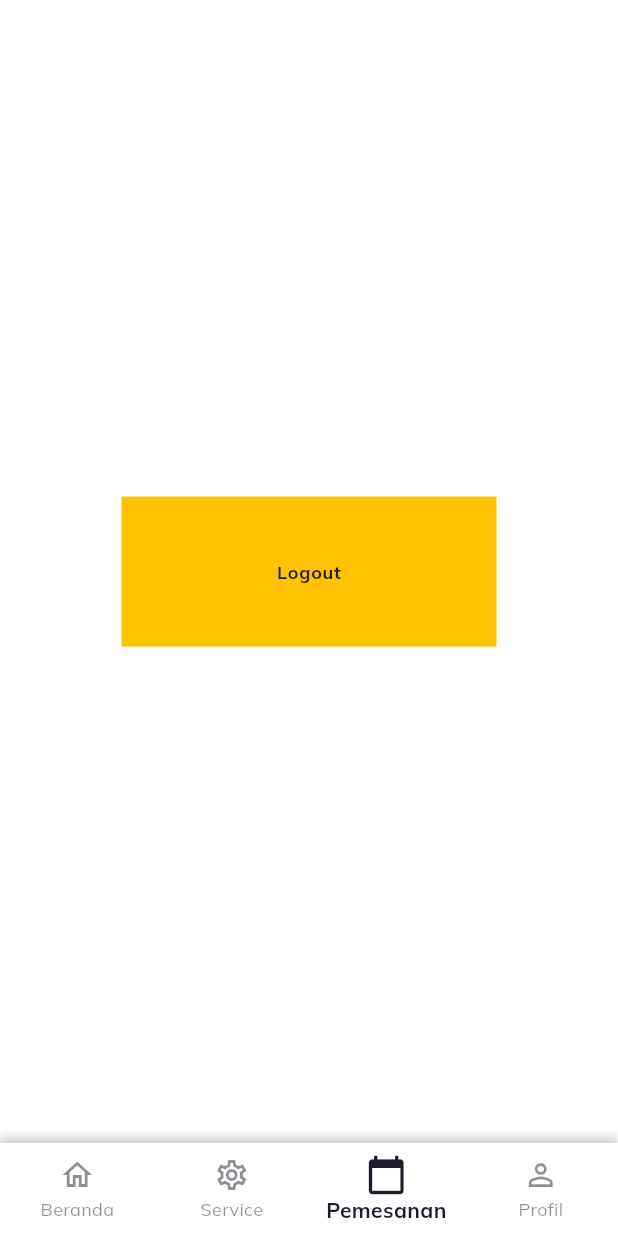
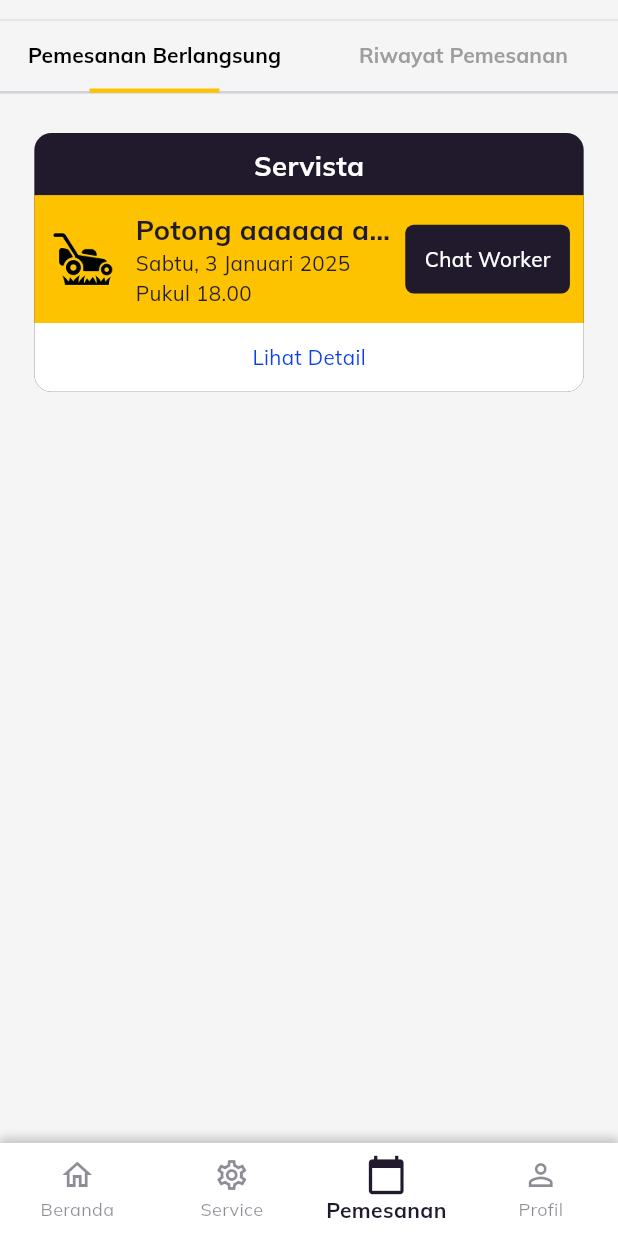
Before and after one commit to Agussusanto1633/agusprojectKBTKoneksiJasa, a Flutter app: the NavBar screen opened directly, item 3 of the bottom bar chosen, on a phone screen of 412 x 824 dp. Run offline on Flutter 3.47's test engine with Material 3 defaults, Android fonts, the light colour scheme and no system bars; our stand-ins replace firebase_auth, firebase_core, flutter_screenutil, flutter_svg, gap, google_fonts and 2 more; accounts and stored records are empty; network calls fail.

Commit message:
feat: add pemesanan UI (app bar inc)

```diff
--- a/lib/core/nav_bar/nav_bar.dart
+++ b/lib/core/nav_bar/nav_bar.dart
@@ -1,6 +1,9 @@
 import 'package:flutter/material.dart';
 import 'package:flutter_svg/flutter_svg.dart';
 import 'package:servista/core/theme/color_value.dart';
+import 'package:servista/features/booking/page/booking_page.dart';
+import 'package:servista/features/home/page/home_page.dart';
+import 'package:servista/features/profile/page/profile_page.dart';
 import 'package:servista/home_dummy.dart';
 
 class NavBar extends StatefulWidget {
@@ -14,10 +17,10 @@ class _NavBarState extends State<NavBar> {
   int _selectedIndex = 0;
 
   final List<Widget> _pages = const [
+    HomePage(),
     HomeDummy(),
-    HomeDummy(),
-    HomeDummy(),
-    HomeDummy(),
+    BookingPage(),
+    ProfilePage(),
   ];
 
   void _onItemTapped(int index) {
@@ -48,7 +51,6 @@ class _NavBarState extends State<NavBar> {
             ),
           ],
         ),
-
         child: BottomNavigationBar(
           backgroundColor: Colors.white,
           type: BottomNavigationBarType.fixed,
--- a/lib/core/theme/app_theme.dart
+++ b/lib/core/theme/app_theme.dart
@@ -24,6 +24,7 @@ class AppThemeData {
       primaryColorMap,
     );
     return ThemeData(
+      fontFamily: GoogleFonts.mulish().fontFamily,
       primaryColor: primaryColor,
       primarySwatch: primaryMaterialColor,
       brightness: Brightness.light,
--- /dev/null
+++ b/lib/features/booking/page/booking_ongoing_page.dart
@@ -0,0 +1,30 @@
+import 'package:flutter/material.dart';
+import 'package:flutter_screenutil/flutter_screenutil.dart';
+import 'package:gap/gap.dart';
+import 'package:servista/core/theme/color_value.dart';
+import 'package:servista/features/booking/widgets/booking_list.dart';
+
+class BookingOngoingPage extends StatefulWidget {
+  const BookingOngoingPage({Key? key}) : super(key: key);
+
+  @override
+  State<BookingOngoingPage> createState() => _BookingOngoingPageState();
+}
+
+class _BookingOngoingPageState extends State<BookingOngoingPage> {
+  @override
+  Widget build(BuildContext context) {
+    return Scaffold(
+      backgroundColor: ColorValue.bgFrameColor,
+      body: Column(
+        children: [
+          Gap(20.h),
+          Padding(
+            padding: EdgeInsets.symmetric(horizontal: 20.w),
+            child: BookingList(title: "Potong aaaaaa asd as da", date: "Sabtu, 3 Januari 2025", hour: "Pukul 18.00"),
+          ),
+        ],
+      ),
+    );
+  }
+}
--- /dev/null
+++ b/lib/features/booking/page/booking_page.dart
@@ -0,0 +1,68 @@
+import 'package:flutter/material.dart';
+import 'package:flutter_screenutil/flutter_screenutil.dart';
+import 'package:flutter_svg/svg.dart';
+import 'package:gap/gap.dart';
+import 'package:servista/features/booking/page/booking_ongoing_page.dart';
+
+import '../../../core/theme/color_value.dart';
+
+class BookingPage extends StatefulWidget {
+  const BookingPage({Key? key}) : super(key: key);
+
+  @override
+  State<BookingPage> createState() => _BookingPageState();
+}
+
+class _BookingPageState extends State<BookingPage> {
+  @override
+  Widget build(BuildContext context) {
+    return Scaffold(
+      backgroundColor: ColorValue.bgFrameColor,
+      body: SafeArea(
+        child: DefaultTabController(
+          length: 2,
+          child: Column(
+            children: [
+              Gap(10.h),
+              Container(
+                decoration: BoxDecoration(
+                  border: Border(
+                    top: BorderSide(width: 1, color: Colors.grey.shade300),
+                    bottom: BorderSide(width: 1, color: Colors.grey.shade300),
+                  ),
+                ),
+                child: TabBar(
+                  splashFactory: NoSplash.splashFactory,
+
+                  labelColor: Colors.black,
+                  unselectedLabelColor: Colors.grey,
+                  indicatorColor: Colors.amber,
+                  indicatorWeight: 2,
+                  indicator: UnderlineTabIndicator(
+                    borderSide: BorderSide(
+                      width: 2.5.w,
+                      color: ColorValue.primaryColor,
+                    ),
+                    insets: EdgeInsets.symmetric(horizontal: 36.w, vertical: 0),
+                  ),
+                  tabs: [
+                    Tab(text: 'Pemesanan Berlangsung'),
+                    Tab(text: 'Riwayat Pemesanan'),
+                  ],
+                ),
+              ),
+              Expanded(
+                child: TabBarView(
+                  children: [
+                    BookingOngoingPage(),
+                    Center(child: Text('Riwayat Pemesanan Content')),
+                  ],
+                ),
+              ),
+            ],
+          ),
+        ),
+      ),
+    );
+  }
+}
--- /dev/null
+++ b/lib/features/booking/widgets/booking_list.dart
@@ -0,0 +1,133 @@
+import 'package:flutter/material.dart';
+import 'package:flutter_screenutil/flutter_screenutil.dart';
+import 'package:gap/gap.dart';
+import 'package:google_fonts/google_fonts.dart';
+import 'package:servista/core/theme/color_value.dart';
+
+class BookingList extends StatelessWidget {
+  //title
+  final String title;
+  final String date;
+  final String hour;
+
+  const BookingList({
+    Key? key,
+    required this.title,
+    required this.date,
+    required this.hour,
+  }) : super(key: key);
+
+  @override
+  Widget build(BuildContext context) {
+    return Container(
+      width: double.infinity,
+      padding: EdgeInsets.only(top: 7.h),
+      decoration: BoxDecoration(
+        borderRadius: BorderRadius.circular(10.r),
+        color: ColorValue.darkColor,
+      ),
+      child: Center(
+        child: Column(
+          children: [
+            Text(
+              "Servista",
+              style: GoogleFonts.mulish(
+                fontSize: 16.sp,
+                fontWeight: FontWeight.bold,
+                color: Colors.white,
+              ),
+            ),
+            Gap(5.h),
+            Container(
+              padding: EdgeInsets.symmetric(horizontal: 8.w, vertical: 7.5.h),
+              decoration: BoxDecoration(color: ColorValue.primaryColor),
+              child: Row(
+                mainAxisAlignment: MainAxisAlignment.spaceBetween,
+                children: [
+                  Image.asset(
+                    "assets/icons/potong_rumput.png",
+                    width: 43.w,
+                    height: 48.h,
+                  ),
+                  SizedBox(width: 8.w), // Jarak antar item
+
+                  Flexible(
+                    child: Column(
+                      crossAxisAlignment: CrossAxisAlignment.start,
+                      children: [
+                        Text(
+                          title,
+                          maxLines: 1,
+                          overflow: TextOverflow.ellipsis,
+                          style: GoogleFonts.mulish(
+                            fontSize: 16.sp,
+                            fontWeight: FontWeight.bold,
+                            color: ColorValue.darkColor,
+                          ),
+                        ),
+                        Text(
+                          date,
+                          style: GoogleFonts.mulish(
+                            fontSize: 12.sp,
+                            fontWeight: FontWeight.w400,
+                            color: ColorValue.darkColor,
+                          ),
+                        ),
+                        Text(
+                          hour,
+                          style: GoogleFonts.mulish(
+                            fontSize: 12.sp,
+                            fontWeight: FontWeight.w400,
+                            color: ColorValue.darkColor,
+                          ),
+                        ),
+                      ],
+                    ),
+                  ),
+
+                  SizedBox(width: 8.w), // Jarak antar item
+
+                  Container(
+                    padding: EdgeInsets.all(10.h),
+                    decoration: BoxDecoration(
+                      color: ColorValue.darkColor,
+                      borderRadius: BorderRadius.circular(5.r),
+                    ),
+                    child: Text(
+                      "Chat Worker",
+                      style: GoogleFonts.mulish(
+                        fontSize: 12.sp,
+                        fontWeight: FontWeight.w500,
+                        color: Colors.white,
+                      ),
+                    ),
+                  ),
+                ],
+              ),
+            ),
+            Container(
+              decoration: BoxDecoration(
+                color: Colors.white,
+                borderRadius: BorderRadius.only(
+                  bottomLeft: Radius.circular(10.r),
+                  bottomRight: Radius.circular(10.r),
+                ),
+              ),
+              padding: EdgeInsets.symmetric(
+                vertical: 10.h,
+              ),
+              child: Center(
+                child: Text("Lihat Detail", style:
+                GoogleFonts.mulish(
+                  fontSize: 12.sp,
+                  fontWeight: FontWeight.w400,
+                  color: ColorValue.blueLinkColor,
+                ),),
+              ),
+            )
+          ],
+        ),
+      ),
+    );
+  }
+}
--- a/lib/main.dart
+++ b/lib/main.dart
@@ -43,7 +43,7 @@ class MyApp extends StatelessWidget {
           home: child,
         );
       },
-      child: ProfilePage(),
+      child: NavBar(),
 
     );  }
 }
```
Also changed, not shown: assets/icons/potong_rumput.png (added).
